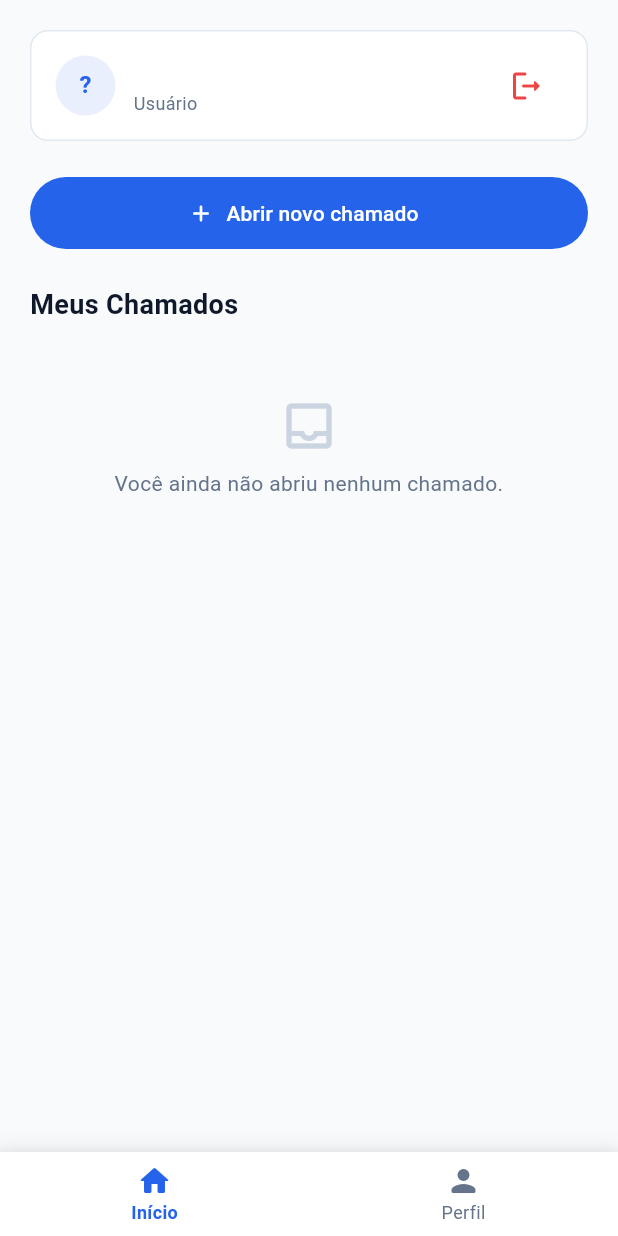
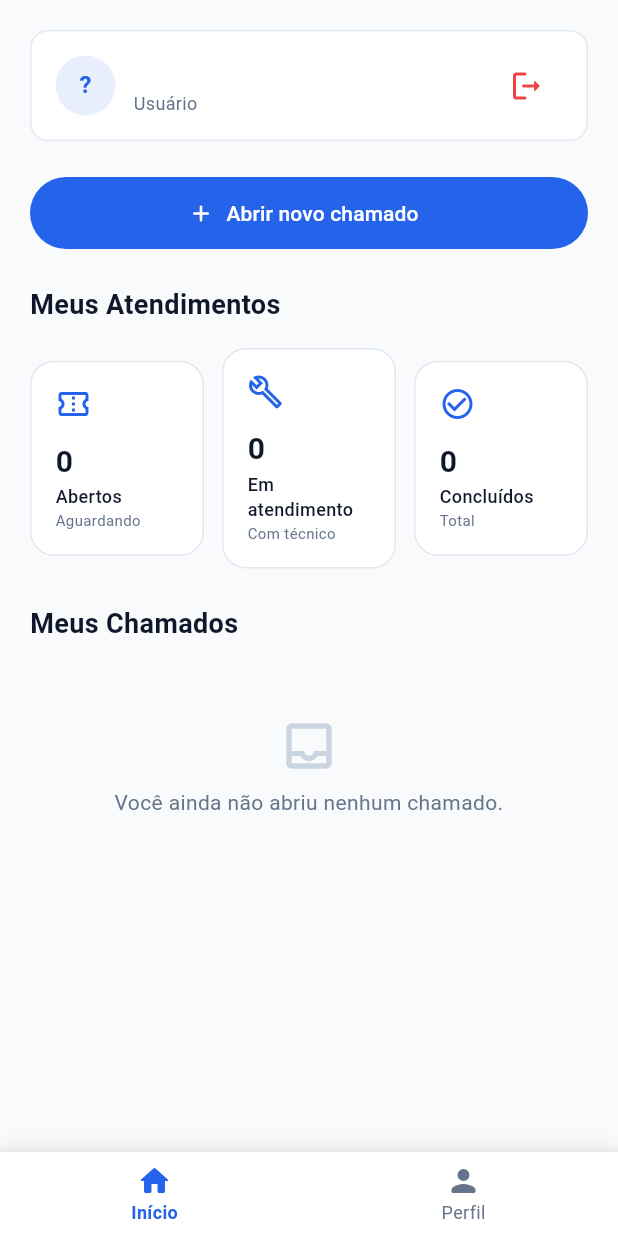
Before and after one commit to Kiratsuji/TicketFlow, a Flutter app: the screen it shows once a user with an empty profile is signed in, on a phone screen of 412 x 824 dp. Run offline on Flutter 3.47's test engine with Material 3 defaults, Android fonts, the phone set to English and light mode, and no system bars; our stand-ins replace cloud_firestore, firebase_auth, firebase_core; accounts and stored records are empty.

Commit message:
feat: added user dashboard cards

```diff
--- a/lib/models/ticketModel.dart
+++ b/lib/models/ticketModel.dart
@@ -2,10 +2,19 @@ import 'package:cloud_firestore/cloud_firestore.dart';
 
 abstract class TicketStatus {
   static const String open = 'open';
+  static const String inProgress = 'in_progress';
   static const String resolved = 'resolved';
 
-  static String label(String status) =>
-      status == resolved ? 'Resolvido' : 'Aberto';
+  static String label(String status) {
+    switch (status) {
+      case resolved:
+        return 'Concluído';
+      case inProgress:
+        return 'Em atendimento';
+      default:
+        return 'Aberto';
+    }
+  }
 }
 
 class TicketModel {
@@ -15,6 +24,8 @@ class TicketModel {
   final String status;
   final String createdBy;
   final String createdByName;
+  final String? assignedTo;
+  final String? assignedToName;
   final String? resolvedBy;
   final DateTime? createdAt;
   final DateTime? resolvedAt;
@@ -26,11 +37,15 @@ class TicketModel {
     required this.status,
     required this.createdBy,
     required this.createdByName,
+    this.assignedTo,
+    this.assignedToName,
     this.resolvedBy,
     this.createdAt,
     this.resolvedAt,
   });
 
+  bool get isOpen => status == TicketStatus.open;
+  bool get isInProgress => status == TicketStatus.inProgress;
   bool get isResolved => status == TicketStatus.resolved;
 
   factory TicketModel.fromDoc(DocumentSnapshot<Map<String, dynamic>> doc) {
@@ -42,6 +57,8 @@ class TicketModel {
       status: d['status'] ?? TicketStatus.open,
       createdBy: d['createdBy'] ?? '',
       createdByName: d['createdByName'] ?? 'Usuário',
+      assignedTo: d['assignedTo'],
+      assignedToName: d['assignedToName'],
       resolvedBy: d['resolvedBy'],
       createdAt: (d['createdAt'] as Timestamp?)?.toDate(),
       resolvedAt: (d['resolvedAt'] as Timestamp?)?.toDate(),
--- a/lib/screens/user/userHomePage.dart
+++ b/lib/screens/user/userHomePage.dart
@@ -18,8 +18,8 @@ class UserHomePage extends StatelessWidget {
 
     return FutureBuilder(
         future: UserService().getUser(uid),
-        builder: (context, userSnap){
-          if(!userSnap.hasData){
+        builder: (context, userSnap) {
+          if (!userSnap.hasData) {
             return const Center(child: CircularProgressIndicator());
           }
           final companyId = userSnap.data!.companyId;
@@ -31,7 +31,8 @@ class UserHomePage extends StatelessWidget {
                 crossAxisAlignment: CrossAxisAlignment.start,
                 children: [
                   DashboardHeader(
-                      username: username, roleLabel: UserRole.label(UserRole.user)),
+                      username: username,
+                      roleLabel: UserRole.label(UserRole.user)),
                   const SizedBox(height: 24),
                   SizedBox(
                     width: double.infinity,
@@ -43,19 +44,20 @@ class UserHomePage extends StatelessWidget {
                       ),
                       onPressed: () => Navigator.push(
                         context,
-                        MaterialPageRoute(builder: (_) => const CreateTicketPage()),
+                        MaterialPageRoute(
+                            builder: (_) => const CreateTicketPage()),
                       ),
                       icon: const Icon(Icons.add_rounded),
                       label: const Text('Abrir novo chamado'),
                     ),
                   ),
                   const SizedBox(height: 24),
-                  const SectionTitle('Meus Chamados'),
                   StreamBuilder<List<TicketModel>>(
                     stream: TicketService().streamCreatedBy(companyId, uid),
                     builder: (context, snap) {
                       if (snap.hasError) {
-                        return const EmptyState(message: 'Erro ao carregar chamados.');
+                        return const EmptyState(
+                            message: 'Erro ao carregar chamados.');
                       }
                       if (!snap.hasData) {
                         return const Padding(
@@ -64,12 +66,56 @@ class UserHomePage extends StatelessWidget {
                         );
                       }
                       final tickets = snap.data!;
-                      if (tickets.isEmpty) {
-                        return const EmptyState(
-                            message: 'Você ainda não abriu nenhum chamado.');
-                      }
+                      final openCount =
+                          tickets.where((t) => t.isOpen).length;
+                      final inProgressCount =
+                          tickets.where((t) => t.isInProgress).length;
+                      final resolvedCount =
+                          tickets.where((t) => t.isResolved).length;
+
                       return Column(
-                        children: tickets.map((t) => TicketCard(ticket: t)).toList(),
+                        crossAxisAlignment: CrossAxisAlignment.start,
+                        children: [
+                          const SectionTitle('Meus Atendimentos'),
+                          Row(
+                            children: [
+                              Expanded(
+                                child: StatCard(
+                                  title: 'Abertos',
+                                  value: '$openCount',
+                                  subtitle: 'Aguardando',
+                                  icon: Icons.confirmation_number_outlined,
+                                ),
+                              ),
+                              const SizedBox(width: 12),
+                              Expanded(
+                                child: StatCard(
+                                  title: 'Em atendimento',
+                                  value: '$inProgressCount',
+                                  subtitle: 'Com técnico',
+                                  icon: Icons.build_outlined,
+                                ),
+                              ),
+                              const SizedBox(width: 12),
+                              Expanded(
+                                child: StatCard(
+                                  title: 'Concluídos',
+                                  value: '$resolvedCount',
+                                  subtitle: 'Total',
+                                  icon: Icons.check_circle_outline,
+                                ),
+                              ),
+                            ],
+                          ),
+                          const SizedBox(height: 24),
+                          const SectionTitle('Meus Chamados'),
+                          if (tickets.isEmpty)
+                            const EmptyState(
+                                message: 'Você ainda não abriu nenhum chamado.')
+                          else
+                            ...tickets
+                                .map((t) => TicketSummaryRow(ticket: t)),
+                        ],
                       );
                     },
                   ),
```
Also changed, not shown: lib/services/ticketService.dart (+17 -0 lines), lib/widgets/appWidgets.dart (+85 -6 lines).
